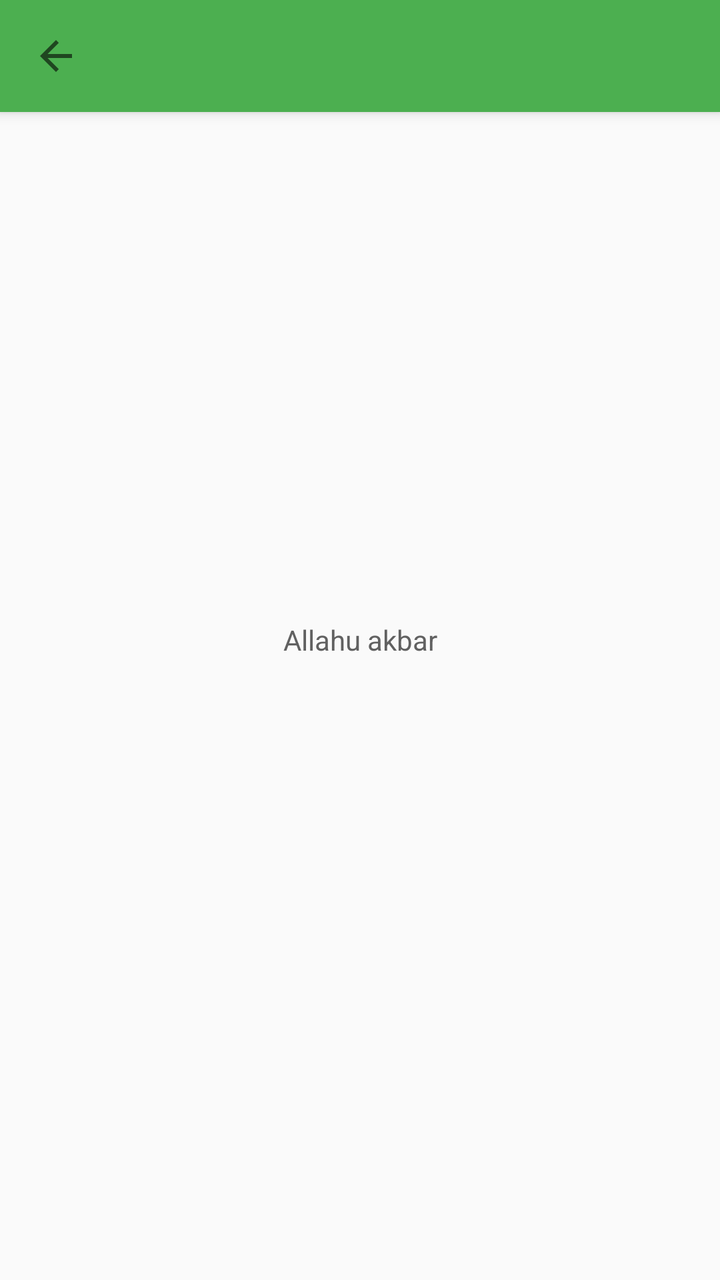
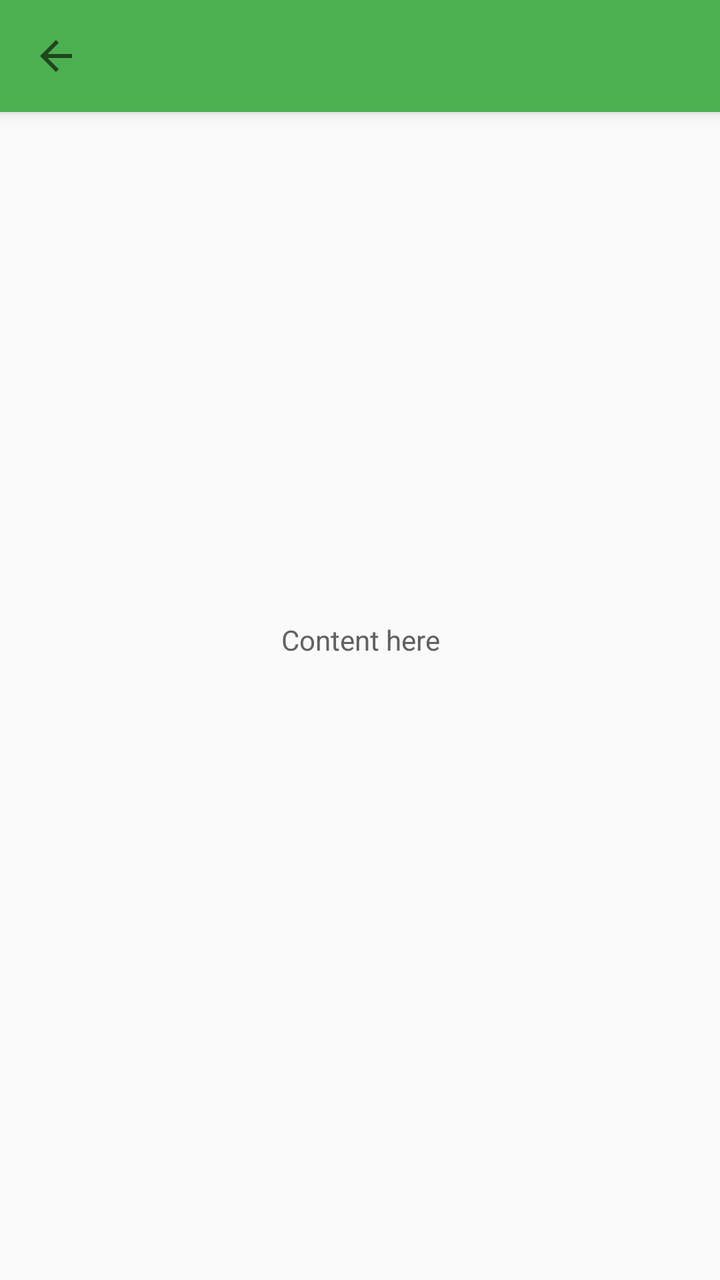

Screens rendered from an Android XML layout before and after an edit, with the pre-edit source and the edit as a unified diff.
<!-- AndroidManifest.xml: activity theme AppTheme -->
<!-- res/layout/activity_degree_class.xml -->
<?xml version="1.0" encoding="utf-8"?>
<android.support.design.widget.CoordinatorLayout xmlns:android="http://schemas.android.com/apk/res/android"
    xmlns:app="http://schemas.android.com/apk/res-auto"
    xmlns:tools="http://schemas.android.com/tools"
    android:layout_width="match_parent"
    android:layout_height="match_parent"
    tools:context="pt.cmg.sweranker.DegreeClassActivity">

    <android.support.design.widget.AppBarLayout
        android:layout_width="match_parent"
        android:layout_height="wrap_content">

        <android.support.v7.widget.Toolbar
            android:id="@+id/toolbar"
            android:layout_width="match_parent"
            android:layout_height="?attr/actionBarSize"
            android:background="?attr/colorPrimary"
            app:navigationIcon="?attr/homeAsUpIndicator" />

    </android.support.design.widget.AppBarLayout>

    <FrameLayout
        android:layout_width="match_parent"
        android:layout_height="match_parent"
        android:id="@+id/main_content">

        <TextView
            android:id="@+id/justatext"
            android:layout_width="match_parent"
            android:layout_height="match_parent"
            android:gravity="center"
            android:text="Allahu akbar" />
    </FrameLayout>

</android.support.design.widget.CoordinatorLayout>
<!-- resources referenced by this layout -->
<resources>
  <style name="AppTheme" parent="Theme.AppCompat.Light.NoActionBar">
          <item name="colorPrimary">@color/colorPrimary</item>
          <item name="colorPrimaryDark">@color/colorPrimaryDark</item>
          <item name="colorAccent">@color/colorAccent</item>
          <item name="android:textColor">@color/textColor</item>
          <item name="android:textColorPrimary">@color/textColor</item>
          
          
          
          
          
      </style>
  <color name="colorPrimary">#4CAF50</color>
  <color name="colorPrimaryDark">#388E3C</color>
  <color name="colorAccent">#CDDC39</color>
  <color name="textColor">#616161</color>
</resources>

<!-- the commit's change to res/layout/activity_degree_class.xml (unified diff, before → after) -->
@@ -29,7 +29,7 @@
             android:layout_width="match_parent"
             android:layout_height="match_parent"
             android:gravity="center"
-            android:text="Allahu akbar" />
+            android:text="Content here" />
     </FrameLayout>
 
 </android.support.design.widget.CoordinatorLayout>
